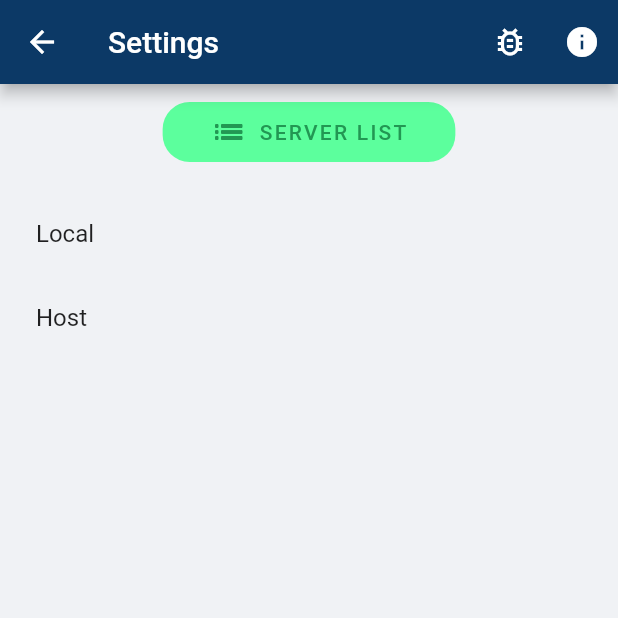
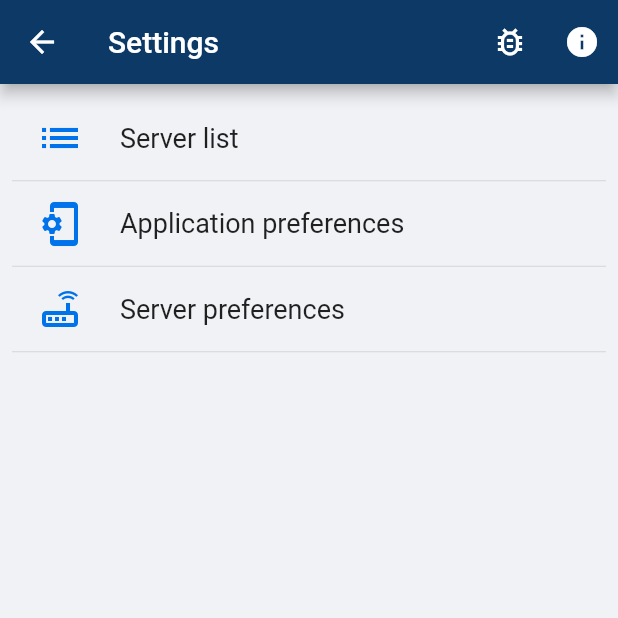
Before and after one commit to ShurikuS57/qBitRemote, a Flutter app: the AppSettingsScreen screen opened by its route, on a phone screen of 412 x 824 dp, the top half of it. Run offline on Flutter 3.47's test engine with Material 2 defaults, Android fonts, the phone set to English and light mode, and no system bars; our stand-ins replace bloc, cookie_jar, dio, dio_cookie_manager, file_picker, firebase_analytics and 10 more; accounts and stored records are empty; generated files the repository leaves out were written again.

Commit message:
Change ui setting screen. Refactoring localization

```diff
--- a/lib/app/pages/app_settings/app_settings_page.dart
+++ b/lib/app/pages/app_settings/app_settings_page.dart
@@ -1,10 +1,9 @@
 import 'package:flutter/material.dart';
-import 'package:flutter_gen/gen_l10n/app_localizations.dart';
 import 'package:package_info/package_info.dart';
 import 'package:qBitRemote/app/utils/url_launcher.dart';
 import 'package:qBitRemote/app/widgets/MaterialDialog.dart';
-import 'package:qBitRemote/app/widgets/action_button.dart';
 import 'package:qBitRemote/commons/colors.dart';
+import 'package:qBitRemote/commons/extensions/build_context_ext.dart';
 
 import '../../../routes.dart';
 
@@ -18,7 +17,7 @@ class _AppSettingsScreenState extends State<AppSettingsScreen> {
   Widget build(BuildContext context) {
     return Scaffold(
         appBar: AppBar(
-          title: Text(AppLocalizations.of(context)?.settings ?? ""),
+          title: Text(context.intl().settings),
           actions: [
             IconButton(
               icon: Icon(Icons.bug_report_outlined),
@@ -38,19 +37,26 @@ class _AppSettingsScreenState extends State<AppSettingsScreen> {
         body: ListView(
           padding: const EdgeInsets.all(8.0),
           children: [
-            buildActionButton(context),
-            SizedBox(
-              height: 16,
+            _buildServerListButton(
+                context, Icons.list_outlined, context.intl().serverList, () {
+              Navigator.pushNamed(context, Routes.serverListPage);
+            }),
+            Divider(
+              height: 1,
             ),
-            ListTile(
-              title: Text("Local"),
-              onTap: () =>
-                  Navigator.pushNamed(context, Routes.localSettingsPage),
+            _buildServerListButton(context, Icons.phonelink_setup_outlined,
+                context.intl().appPrefs, () {
+              Navigator.pushNamed(context, Routes.localSettingsPage);
+            }),
+            Divider(
+              height: 1,
             ),
-            ListTile(
-              title: Text("Host"),
-              onTap: () =>
-                  Navigator.pushNamed(context, Routes.hostSettingsPage),
+            _buildServerListButton(
+                context, Icons.router_outlined, context.intl().serverPrefs, () {
+              Navigator.pushNamed(context, Routes.hostSettingsPage);
+            }),
+            Divider(
+              height: 1,
             ),
             SizedBox(
               height: 8,
@@ -59,14 +65,25 @@ class _AppSettingsScreenState extends State<AppSettingsScreen> {
         ));
   }
 
-  ActionButton buildActionButton(BuildContext context) {
-    return ActionButton(
-      text: AppLocalizations.of(context)?.serverList ?? "",
-      isTextUpperCase: true,
-      iconData: Icons.list_outlined,
-      onPressed: () {
-        Navigator.pushNamed(context, Routes.serverListPage);
+  InkWell _buildServerListButton(BuildContext context, IconData icon,
+      String text, GestureTapCallback onTap) {
+    return InkWell(
+      onTap: () {
+        onTap.call();
       },
+      child: ListTile(
+          title: Text(
+            text,
+            style: TextStyle(
+                fontSize: 18,
+                fontWeight: FontWeight.w400,
+                color: AppColors.textTitle1Color),
+          ),
+          leading: Icon(
+            icon,
+            color: AppColors.primaryAccent,
+            size: 32,
+          )),
     );
   }
 
@@ -75,7 +92,7 @@ class _AppSettingsScreenState extends State<AppSettingsScreen> {
     MaterialDialog(context)
       ..title = "About qBitRemote"
       ..body = bodyText
-      ..positiveButtonText = AppLocalizations.of(context)?.ok ?? ""
+      ..positiveButtonText = context.intl().ok
       ..show();
   }
 
--- a/lib/app/pages/server_list/server_list_page.dart
+++ b/lib/app/pages/server_list/server_list_page.dart
@@ -1,10 +1,10 @@
 import 'package:flutter/material.dart';
 import 'package:flutter/services.dart';
 import 'package:flutter_bloc/flutter_bloc.dart';
-import 'package:flutter_gen/gen_l10n/app_localizations.dart';
 import 'package:qBitRemote/app/pages/server_list/server_list_cubit.dart';
 import 'package:qBitRemote/app/utils/url_launcher.dart';
 import 'package:qBitRemote/commons/colors.dart';
+import 'package:qBitRemote/commons/extensions/build_context_ext.dart';
 import 'package:qBitRemote/routes.dart';
 
 import 'widgets/server_list_empty.dart';
@@ -20,7 +20,7 @@ class _ServerListPageState extends State<ServerListPage> {
   Widget build(BuildContext context) {
     return Scaffold(
       appBar: AppBar(
-        title: Text(AppLocalizations.of(context)?.serverList ?? ""),
+        title: Text(context.intl().serverList),
         actions: [
           IconButton(
             icon: Icon(Icons.bug_report_outlined),
--- a/lib/app/pages/server_list/widgets/server_list_empty.dart
+++ b/lib/app/pages/server_list/widgets/server_list_empty.dart
@@ -1,5 +1,5 @@
 import 'package:flutter/material.dart';
-import 'package:flutter_gen/gen_l10n/app_localizations.dart';
+import 'package:qBitRemote/commons/extensions/build_context_ext.dart';
 
 class ServerListEmpty extends StatelessWidget {
   const ServerListEmpty({Key? key}) : super(key: key);
@@ -7,7 +7,7 @@ class ServerListEmpty extends StatelessWidget {
   @override
   Widget build(BuildContext context) {
     return Center(
-      child: Text(AppLocalizations.of(context)?.emptyList ?? ""),
+      child: Text(context.intl().emptyList),
     );
   }
 }
--- a/lib/app/pages/torrent_list/widgets/torrents_empty.dart
+++ b/lib/app/pages/torrent_list/widgets/torrents_empty.dart
@@ -1,5 +1,5 @@
 import 'package:flutter/material.dart';
-import 'package:flutter_gen/gen_l10n/app_localizations.dart';
+import 'package:qBitRemote/commons/extensions/build_context_ext.dart';
 
 class TorrentsEmptyWidget extends StatelessWidget {
   const TorrentsEmptyWidget({Key? key}) : super(key: key);
@@ -7,7 +7,7 @@ class TorrentsEmptyWidget extends StatelessWidget {
   @override
   Widget build(BuildContext context) {
     return Center(
-      child: Text(AppLocalizations.of(context)?.emptyTorrentList ?? ""),
+      child: Text(context.intl().emptyTorrentList),
     );
   }
 }
```
Also changed, not shown: lib/app/pages/add_server/add_server_page.dart (+11 -16 lines), lib/app/pages/add_torrent/add_torrent_page.dart (+11 -16 lines), lib/app/pages/app_settings/host/host_settings_page.dart (+5 -6 lines), lib/app/pages/app_settings/local/app_prefs_page.dart (+11 -11 lines), lib/app/pages/server_list/widgets/server_list_viewer.dart (+7 -12 lines), lib/app/pages/torrent_info/torrent_details_page.dart (+6 -9 lines), lib/app/pages/torrent_info/torrent_info_page.dart (+4 -5 lines), lib/app/pages/torrent_list/torrents_list_page.dart (+6 -8 lines), lib/commons/extensions/build_context_ext.dart (+11 -0 lines), lib/l10n/app_en.arb (+13 -1 lines), lib/l10n/app_ru.arb (+13 -1 lines).
